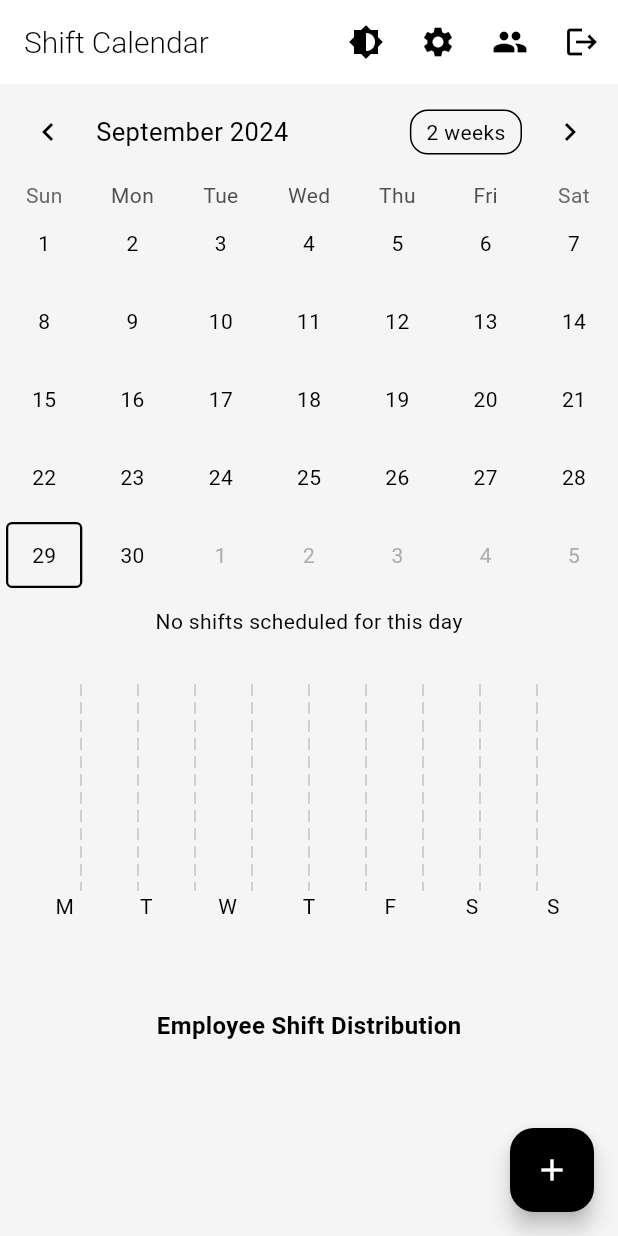
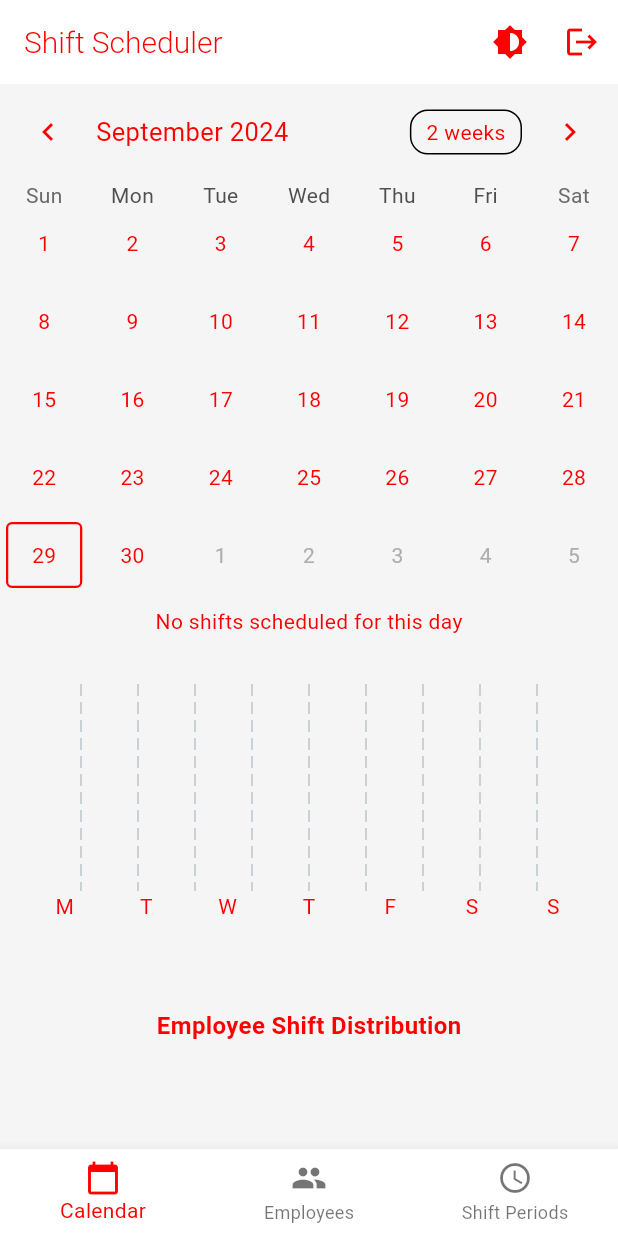
Before and after one commit to Exidiful/shift_management, a Flutter app: the screen it shows once a user with an empty profile is signed in, on a phone screen of 412 x 824 dp. Run offline on Flutter 3.47's test engine with Material 3 defaults, Android fonts, the phone set to English and light mode, and no system bars; drawn by our look-alikes of fl_chart, table_calendar; our stand-ins replace cloud_firestore, firebase_auth, firebase_core, flutter_colorpicker; accounts and stored records are empty.

Commit message:
updated after migration

```diff
--- a/analysis_options.yaml
+++ b/analysis_options.yaml
@@ -7,6 +7,9 @@
 
 # The following line activates a set of recommended lints for Flutter apps,
 # packages, and plugins designed to encourage good coding practices.
+analyzer:
+  errors:
+    prefer_const_constructors: ignore
 include: package:flutter_lints/flutter.yaml
 
 linter:
--- a/lib/main.dart
+++ b/lib/main.dart
@@ -6,9 +6,11 @@ import 'providers/employee_provider.dart';
 import 'providers/team_provider.dart';
 import 'services/auth_service.dart';
 import 'screens/calendar_page.dart';
+import 'screens/login_screen.dart';  // Add this import
 import 'firebase_options.dart';
 import 'utils/app_theme.dart';
 import 'providers/theme_provider.dart';
+import 'screens/home_page.dart'; // {{ Added import for HomePage }}
 
 void main() async {
   WidgetsFlutterBinding.ensureInitialized();
@@ -30,13 +32,15 @@ void main() async {
 }
 
 class MyApp extends StatelessWidget {
+  const MyApp({super.key});
+
   @override
   Widget build(BuildContext context) {
     return Consumer<ThemeProvider>(
       builder: (context, themeProvider, child) {
         return MaterialApp(
-          title: 'Shift Calendar',
-          theme: AppTheme.lightTheme,
+          title: 'Shift Scheduler',
+          theme: AppTheme.lightTheme,  // Change this line
           darkTheme: AppTheme.darkTheme,
           themeMode: themeProvider.themeMode,
           home: AuthWrapper(),
@@ -47,6 +51,8 @@ class MyApp extends StatelessWidget {
 }
 
 class AuthWrapper extends StatelessWidget {
+  const AuthWrapper({super.key});
+
   @override
   Widget build(BuildContext context) {
     return Consumer<AuthService>(
@@ -57,12 +63,11 @@ class AuthWrapper extends StatelessWidget {
             if (snapshot.connectionState == ConnectionState.active) {
               final user = snapshot.data;
               if (user == null) {
-                // TODO: Replace with your login screen
-                return Scaffold(body: Center(child: Text('Please log in')));
+                return const LoginScreen();
               }
-              return CalendarPage();
+              return const HomePage(); // Change this line
             }
-            return Scaffold(body: Center(child: CircularProgressIndicator()));
+            return const Scaffold(body: Center(child: CircularProgressIndicator()));
           },
         );
       },
--- a/lib/models/employee.dart
+++ b/lib/models/employee.dart
@@ -1,4 +1,3 @@
-import 'package:flutter/foundation.dart';
 
 class Employee {
   final String id;
--- a/lib/providers/shift_provider.dart
+++ b/lib/providers/shift_provider.dart
@@ -6,7 +6,7 @@ import '../utils/error_handler.dart';
 
 class ShiftProvider with ChangeNotifier {
   final FirebaseFirestore _firestore = FirebaseFirestore.instance;
-  Map<DateTime, List<Shift>> _shifts = {};
+  final Map<DateTime, List<Shift>> _shifts = {};
   List<ShiftPeriod> _shiftPeriods = [];
   bool _isLoading = false;
 
--- a/lib/providers/theme_provider.dart
+++ b/lib/providers/theme_provider.dart
@@ -1,9 +1,15 @@
 import 'package:flutter/material.dart';
+import '../utils/app_theme.dart';  // Add this import
 
 class ThemeProvider with ChangeNotifier {
   ThemeMode _themeMode = ThemeMode.system;
 
   ThemeMode get themeMode => _themeMode;
+
+  // Add this method
+  ThemeData getTheme() {
+    return _themeMode == ThemeMode.dark ? AppTheme.darkTheme : AppTheme.lightTheme;
+  }
 
   void toggleTheme() {
     _themeMode = _themeMode == ThemeMode.light ? ThemeMode.dark : ThemeMode.light;
--- a/lib/screens/calendar_page.dart
+++ b/lib/screens/calendar_page.dart
@@ -15,6 +15,8 @@ import '../providers/theme_provider.dart';
 import '../utils/app_theme.dart';
 
 class CalendarPage extends StatefulWidget {
+  const CalendarPage({super.key});
+
   @override
   _CalendarPageState createState() => _CalendarPageState();
 }
@@ -23,7 +25,6 @@ class _CalendarPageState extends State<CalendarPage> {
   CalendarFormat _calendarFormat = CalendarFormat.month;
   DateTime _focusedDay = DateTime.now();
   DateTime? _selectedDay;
-  String? _currentUserId;
 
   @override
   void initState() {
@@ -35,12 +36,11 @@ class _CalendarPageState extends State<CalendarPage> {
   }
 
   void _fetchInitialData() {
-    final authService = Provider.of<AuthService>(context, listen: false);
+    Provider.of<AuthService>(context, listen: false);
     final shiftProvider = Provider.of<ShiftProvider>(context, listen: false);
     final employeeProvider = Provider.of<EmployeeProvider>(context, listen: false);
     final teamProvider = Provider.of<TeamProvider>(context, listen: false);
 
-    _currentUserId = authService.currentUser?.uid;
 
     shiftProvider.fetchShiftPeriods();
     teamProvider.fetchTeams();
@@ -53,45 +53,10 @@ class _CalendarPageState extends State<CalendarPage> {
     return Consumer<ShiftProvider>(
       builder: (context, shiftProvider, child) {
         if (shiftProvider.isLoading) {
-          return Center(child: CircularProgressIndicator(valueColor: AlwaysStoppedAnimation<Color>(AppTheme.primaryColor)));
+          return const Center(child: CircularProgressIndicator(valueColor: AlwaysStoppedAnimation<Color>(AppTheme.primaryColor)));
         }
-        return Scaffold(
-          appBar: _buildAppBar(),
-          body: _buildCalendarContent(context),
-          floatingActionButton: FloatingActionButton(
-            child: Icon(Icons.add, color: AppTheme.accentColor),
-            backgroundColor: AppTheme.primaryColor,
-            onPressed: () => _addShift(context),
-          ),
-        );
+        return _buildCalendarContent(context);
       },
-    );
-  }
-
-  AppBar _buildAppBar() {
-    return AppBar(
-      title: Text('Shift Calendar', style: TextStyle(fontWeight: FontWeight.w300)),
-      actions: [
-        IconButton(
-          icon: Icon(Icons.brightness_6, color: AppTheme.primaryColor),
-          onPressed: () {
-            final themeProvider = Provider.of<ThemeProvider>(context, listen: false);
-            themeProvider.toggleTheme();
-          },
-        ),
-        IconButton(
-          icon: Icon(Icons.settings),
-          onPressed: () => Navigator.push(context, MaterialPageRoute(builder: (context) => ShiftPeriodsPage())),
-        ),
-        IconButton(
-          icon: Icon(Icons.people),
-          onPressed: () => Navigator.push(context, MaterialPageRoute(builder: (context) => EmployeeManagementPage())),
-        ),
-        IconButton(
-          icon: Icon(Icons.logout),
-          onPressed: () async => await context.read<AuthService>().signOut(),
-        ),
-      ],
     );
   }
 
@@ -100,11 +65,11 @@ class _CalendarPageState extends State<CalendarPage> {
       child: Column(
         children: [
           _buildTableCalendar(),
-          SizedBox(height: 8),
+          const SizedBox(height: 8),
           _buildShiftList(),
-          SizedBox(height: 16),
+          const SizedBox(height: 16),
           _buildWeeklyShiftChart(),
-          SizedBox(height: 16),
+          const SizedBox(height: 16),
           _buildEmployeeShiftDistribution(),
         ],
       ),
@@ -188,12 +153,12 @@ class _CalendarPageState extends State<CalendarPage> {
 
         final selectedShifts = shiftProvider.shifts[DateTime(_selectedDay!.year, _selectedDay!.month, _selectedDay!.day)] ?? [];
         if (selectedShifts.isEmpty) {
-          return Center(child: Text('No shifts scheduled for this day'));
+          return const Center(child: Text('No shifts scheduled for this day'));
         }
 
         return ListView.builder(
           shrinkWrap: true,
-          physics: NeverScrollableScrollPhysics(),
+          physics: const NeverScrollableScrollPhysics(),
           itemCount: selectedShifts.length,
           itemBuilder: (context, index) {
             final shift = selectedShifts[index];
@@ -212,8 +177,7 @@ class _CalendarPageState extends State<CalendarPage> {
   }
 
   void _addShift(BuildContext context) {
-    final employeeProvider = Provider.of<EmployeeProvider>(context, listen: false);
-    final initialEmployeeId = employeeProvider.employees.any((e) => e.id == _currentUserId) ? _currentUserId : null;
+    Provider.of<EmployeeProvider>(context, listen: false);
 
     showDialog(
       context: context,
@@ -260,15 +224,15 @@ class _CalendarPageState extends State<CalendarPage> {
     showDialog(
       context: context,
       builder: (context) => AlertDialog(
-        title: Text('Delete Shift'),
-        content: Text('Are you sure you want to delete this shift?'),
+        title: const Text('Delete Shift'),
+        content: const Text('Are you sure you want to delete this shift?'),
         actions: [
           TextButton(
-            child: Text('Cancel'),
+            child: const Text('Cancel'),
             onPressed: () => Navigator.of(context).pop(),
           ),
           TextButton(
-            child: Text('Delete'),
+            child: const Text('Delete'),
             onPressed: () async {
               await Provider.of<ShiftProvider>(context, listen: false).deleteShift(shift);
               Navigator.of(context).pop();
@@ -290,7 +254,7 @@ class _CalendarPageState extends State<CalendarPage> {
 
         return Container(
           height: 200,
-          padding: EdgeInsets.all(16),
+          padding: const EdgeInsets.all(16),
           child: BarChart(
             BarChartData(
               alignment: BarChartAlignment.spaceAround,
@@ -307,9 +271,9 @@ class _CalendarPageState extends State<CalendarPage> {
                     reservedSize: 30,
                   ),
                 ),
-                leftTitles: AxisTitles(sideTitles: SideTitles(showTitles: false)),
-                topTitles: AxisTitles(sideTitles: SideTitles(showTitles: false)),
-                rightTitles: AxisTitles(sideTitles: SideTitles(showTitles: false)),
+                leftTitles: const AxisTitles(sideTitles: SideTitles(showTitles: false)),
+                topTitles: const AxisTitles(sideTitles: SideTitles(showTitles: false)),
+                rightTitles: const AxisTitles(sideTitles: SideTitles(showTitles: false)),
               ),
               borderData: FlBorderData(show: false),
               barGroups: List.generate(7, (index) {
@@ -337,28 +301,28 @@ class _CalendarPageState extends State<CalendarPage> {
 
         return Container(
           height: 300,
-          padding: EdgeInsets.all(16),
+          padding: const EdgeInsets.all(16),
           child: Column(
             children: [
-              Text('Employee Shift Distribution', style: TextStyle(fontSize: 16, fontWeight: FontWeight.bold)),
-              SizedBox(height: 8),
+              const Text('Employee Shift Distribution', style: TextStyle(fontSize: 16, fontWeight: FontWeight.bold)),
+              const SizedBox(height: 8),
               Expanded(
                 child: PieChart(
                   PieChartData(
                     sections: employeeShiftCounts.entries.map((entry) {
-                      final employee = employeeProvider.getEmployeeById(entry.key);
+                      employeeProvider.getEmployeeById(entry.key);
                       return PieChartSectionData(
                         color: Colors.primaries[entry.key.hashCode % Colors.primaries.length],
                         value: entry.value.toDouble(),
                         title: '${(entry.value / totalShifts * 100).toStringAsFixed(1)}%',
                         radius: 50,
-                        titleStyle: TextStyle(fontSize: 12, fontWeight: FontWeight.bold, color: Colors.white),
+                        titleStyle: const TextStyle(fontSize: 12, fontWeight: FontWeight.bold, color: Colors.white),
                       );
                     }).toList(),
                   ),
                 ),
               ),
-              SizedBox(height: 8),
+              const SizedBox(height: 8),
               Wrap(
                 spacing: 8,
                 runSpacing: 4,
--- /dev/null
+++ b/lib/screens/home_page.dart
@@ -0,0 +1,73 @@
+import 'package:flutter/material.dart';
+import 'package:provider/provider.dart';
+import 'calendar_page.dart';
+import 'employee_management_page.dart';
+import 'shift_periods_page.dart';
+import '../providers/theme_provider.dart';
+import '../utils/app_theme.dart';
+import '../services/auth_service.dart';
+
+class HomePage extends StatefulWidget {
+  const HomePage({super.key});
+
+  @override
+  _HomePageState createState() => _HomePageState();
+}
+
+class _HomePageState extends State<HomePage> {
+  int _currentIndex = 0;
+
+  final List<Widget> _pages = [
+    const CalendarPage(),
+    const EmployeeManagementPage(),
+    const ShiftPeriodsPage(),
+  ];
+
+  void _onTabTapped(int index) {
+    setState(() {
+      _currentIndex = index;
+    });
+  }
+
+  @override
+  Widget build(BuildContext context) {
+    return Scaffold(
+      appBar: AppBar(
+        title: const Text('Shift Scheduler', style: TextStyle(fontWeight: FontWeight.w300)),
+        actions: [
+          IconButton(
+            icon: const Icon(Icons.brightness_6, color: AppTheme.primaryColor),
+            onPressed: () {
+              final themeProvider = Provider.of<ThemeProvider>(context, listen: false);
+              themeProvider.toggleTheme();
+            },
+          ),
+          IconButton(
+            icon: const Icon(Icons.logout, color: AppTheme.primaryColor),
+            onPressed: () async => await context.read<AuthService>().signOut(),
+          ),
+        ],
+      ),
+      body: _pages[_currentIndex],
+      bottomNavigationBar: BottomNavigationBar(
+        currentIndex: _currentIndex,
+        onTap: _onTabTapped,
+        selectedItemColor: AppTheme.primaryColor,
+        items: const [
+          BottomNavigationBarItem(
+            icon: Icon(Icons.calendar_today),
+            label: 'Calendar',
+          ),
+          BottomNavigationBarItem(
+            icon: Icon(Icons.people),
+            label: 'Employees',
+          ),
+          BottomNavigationBarItem(
+            icon: Icon(Icons.schedule),
+            label: 'Shift Periods',
+          ),
+        ],
+      ),
+    );
+  }
+}
--- a/lib/services/auth_service.dart
+++ b/lib/services/auth_service.dart
@@ -45,10 +45,10 @@ class AuthService with ChangeNotifier {
           throw ErrorHandler.handleAuthError(e);
         },
         codeSent: (String verificationId, int? resendToken) {
-          // TODO: Implement code sent handling
+          // Implement code sent handling in the UI
         },
         codeAutoRetrievalTimeout: (String verificationId) {
-          // TODO: Implement timeout handling
+          // Implement timeout handling in the UI
         },
       );
     } catch (e) {
--- a/lib/utils/app_theme.dart
+++ b/lib/utils/app_theme.dart
@@ -1,8 +1,8 @@
 import 'package:flutter/material.dart';
 
 class AppTheme {
-  static const Color primaryColor = Color(0xFF000000);
-  static const Color accentColor = Color(0xFFFFFFFF);
+  static const Color primaryColor = Color(0xFFFF0000); // Nothing Red
+  static const Color accentColor = Color(0xFFFFFFFF); // White
 
   static const Color _backgroundColor = Color(0xFFF5F5F5);
   static const Color _surfaceColor = Color(0xFFFFFFFF);
@@ -10,41 +10,40 @@ class AppTheme {
 
   static final ThemeData lightTheme = ThemeData(
     primaryColor: primaryColor,
-    colorScheme: ColorScheme.light(
+    colorScheme: const ColorScheme.light(
       primary: primaryColor,
       secondary: accentColor,
       surface: _surfaceColor,
-      background: _backgroundColor,
       error: _errorColor,
     ),
     scaffoldBackgroundColor: _backgroundColor,
-    appBarTheme: AppBarTheme(
+    appBarTheme: const AppBarTheme(
       color: _surfaceColor,
       elevation: 0,
       iconTheme: IconThemeData(color: primaryColor),
       titleTextStyle: TextStyle(color: primaryColor, fontSize: 20, fontWeight: FontWeight.w500),
     ),
-    iconTheme: IconThemeData(color: primaryColor),
+    iconTheme: const IconThemeData(color: primaryColor),
     textTheme: TextTheme(
-      displayLarge: TextStyle(color: primaryColor, fontSize: 96, fontWeight: FontWeight.w300),
-      displayMedium: TextStyle(color: primaryColor, fontSize: 60, fontWeight: FontWeight.w300),
-      displaySmall: TextStyle(color: primaryColor, fontSize: 48, fontWeight: FontWeight.w400),
-      headlineMedium: TextStyle(color: primaryColor, fontSize: 34, fontWeight: FontWeight.w400),
-      headlineSmall: TextStyle(color: primaryColor, fontSize: 24, fontWeight: FontWeight.w400),
-      titleLarge: TextStyle(color: primaryColor, fontSize: 20, fontWeight: FontWeight.w500),
-      titleMedium: TextStyle(color: primaryColor, fontSize: 16, fontWeight: FontWeight.w400),
-      titleSmall: TextStyle(color: primaryColor, fontSize: 14, fontWeight: FontWeight.w500),
-      bodyLarge: TextStyle(color: primaryColor, fontSize: 16, fontWeight: FontWeight.w400),
-      bodyMedium: TextStyle(color: primaryColor, fontSize: 14, fontWeight: FontWeight.w400),
-      labelLarge: TextStyle(color: accentColor, fontSize: 14, fontWeight: FontWeight.w500),
+      displayLarge: const TextStyle(color: primaryColor, fontSize: 96, fontWeight: FontWeight.w300),
+      displayMedium: const TextStyle(color: primaryColor, fontSize: 60, fontWeight: FontWeight.w300),
+      displaySmall: const TextStyle(color: primaryColor, fontSize: 48, fontWeight: FontWeight.w400),
+      headlineMedium: const TextStyle(color: primaryColor, fontSize: 34, fontWeight: FontWeight.w400),
+      headlineSmall: const TextStyle(color: primaryColor, fontSize: 24, fontWeight: FontWeight.w400),
+      titleLarge: const TextStyle(color: primaryColor, fontSize: 20, fontWeight: FontWeight.w500),
+      titleMedium: const TextStyle(color: primaryColor, fontSize: 16, fontWeight: FontWeight.w400),
+      titleSmall: const TextStyle(color: primaryColor, fontSize: 14, fontWeight: FontWeight.w500),
+      bodyLarge: const TextStyle(color: primaryColor, fontSize: 16, fontWeight: FontWeight.w400),
+      bodyMedium: const TextStyle(color: primaryColor, fontSize: 14, fontWeight: FontWeight.w400),
+      labelLarge: const TextStyle(color: accentColor, fontSize: 14, fontWeight: FontWeight.w500),
       bodySmall: TextStyle(color: primaryColor.withOpacity(0.6), fontSize: 12, fontWeight: FontWeight.w400),
       labelSmall: TextStyle(color: primaryColor.withOpacity(0.6), fontSize: 10, fontWeight: FontWeight.w400),
     ),
-    buttonTheme: ButtonThemeData(
+    buttonTheme: const ButtonThemeData(
       buttonColor: primaryColor,
       textTheme: ButtonTextTheme.primary,
     ),
-    floatingActionButtonTheme: FloatingActionButtonThemeData(
+    floatingActionButtonTheme: const FloatingActionButtonThemeData(
       backgroundColor: primaryColor,
       foregroundColor: accentColor,
     ),
@@ -52,41 +51,40 @@ class AppTheme {
 
   static final ThemeData darkTheme = ThemeData(
     primaryColor: accentColor,
-    colorScheme: ColorScheme.dark(
+    colorScheme: const ColorScheme.dark(
       primary: accentColor,
       secondary: primaryColor,
       surface: Color(0xFF121212),
-      background: Color(0xFF121212),
       error: _errorColor,
     ),
-    scaffoldBackgroundColor: Color(0xFF121212),
-    appBarTheme: AppBarTheme(
+    scaffoldBackgroundColor: const Color(0xFF121212),
+    appBarTheme: const AppBarTheme(
       color: Color(0xFF121212),
       elevation: 0,
       iconTheme: IconThemeData(color: accentColor),
       titleTextStyle: TextStyle(color: accentColor, fontSize: 20, fontWeight: FontWeight.w500),
     ),
-    iconTheme: IconThemeData(color: accentColor),
+    iconTheme: const IconThemeData(color: accentColor),
     textTheme: TextTheme(
-      displayLarge: TextStyle(color: accentColor, fontSize: 96, fontWeight: FontWeight.w300),
-      displayMedium: TextStyle(color: accentColor, fontSize: 60, fontWeight: FontWeight.w300),
-      displaySmall: TextStyle(color: accentColor, fontSize: 48, fontWeight: FontWeight.w400),
-      headlineMedium: TextStyle(color: accentColor, fontSize: 34, fontWeight: FontWeight.w400),
-      headlineSmall: TextStyle(color: accentColor, fontSize: 24, fontWeight: FontWeight.w400),
-      titleLarge: TextStyle(color: accentColor, fontSize: 20, fontWeight: FontWeight.w500),
-      titleMedium: TextStyle(color: accentColor, fontSize: 16, fontWeight: FontWeight.w400),
-      titleSmall: TextStyle(color: accentColor, fontSize: 14, fontWeight: FontWeight.w500),
-      bodyLarge: TextStyle(color: accentColor, fontSize: 16, fontWeight: FontWeight.w400),
-      bodyMedium: TextStyle(color: accentColor, fontSize: 14, fontWeight: FontWeight.w400),
-      labelLarge: TextStyle(color: primaryColor, fontSize: 14, fontWeight: FontWeight.w500),
+      displayLarge: const TextStyle(color: accentColor, fontSize: 96, fontWeight: FontWeight.w300),
+      displayMedium: const TextStyle(color: accentColor, fontSize: 60, fontWeight: FontWeight.w300),
+      displaySmall: const TextStyle(color: accentColor, fontSize: 48, fontWeight: FontWeight.w400),
+      headlineMedium: const TextStyle(color: accentColor, fontSize: 34, fontWeight: FontWeight.w400),
+      headlineSmall: const TextStyle(color: accentColor, fontSize: 24, fontWeight: FontWeight.w400),
+      titleLarge: const TextStyle(color: accentColor, fontSize: 20, fontWeight: FontWeight.w500),
+      titleMedium: const TextStyle(color: accentColor, fontSize: 16, fontWeight: FontWeight.w400),
+      titleSmall: const TextStyle(color: accentColor, fontSize: 14, fontWeight: FontWeight.w500),
+      bodyLarge: const TextStyle(color: accentColor, fontSize: 16, fontWeight: FontWeight.w400),
+      bodyMedium: const TextStyle(color: accentColor, fontSize: 14, fontWeight: FontWeight.w400),
+      labelLarge: const TextStyle(color: primaryColor, fontSize: 14, fontWeight: FontWeight.w500),
       bodySmall: TextStyle(color: accentColor.withOpacity(0.6), fontSize: 12, fontWeight: FontWeight.w400),
       labelSmall: TextStyle(color: accentColor.withOpacity(0.6), fontSize: 10, fontWeight: FontWeight.w400),
     ),
-    buttonTheme: ButtonThemeData(
+    buttonTheme: const ButtonThemeData(
       buttonColor: accentColor,
       textTheme: ButtonTextTheme.primary,
     ),
-    floatingActionButtonTheme: FloatingActionButtonThemeData(
+    floatingActionButtonTheme: const FloatingActionButtonThemeData(
       backgroundColor: accentColor,
       foregroundColor: primaryColor,
     ),
```
Also changed, not shown: lib/screens/employee_management_page.dart (+10 -8 lines), lib/screens/login_screen.dart (added, +81 -0 lines), lib/screens/shift_periods_page.dart (+12 -10 lines), lib/widgets/employee_dialog.dart (+5 -5 lines), lib/widgets/shift_dialog.dart (+9 -9 lines), lib/widgets/shift_period_dialog.dart (+13 -13 lines).
